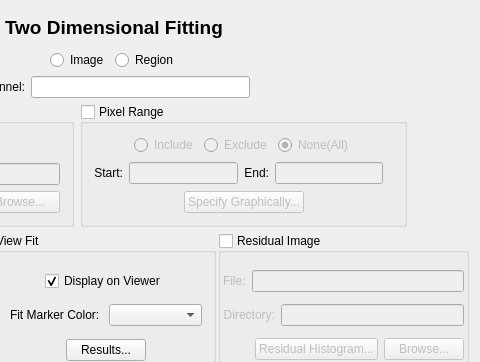
Before: the Qt Designer form code/display/Fit/Fit2DTool.ui in radio-astro/casa, drawn with Qt 5; both pictures show x 253 to 733 and y 0 to 362 of the 733 by 538 pixel window.
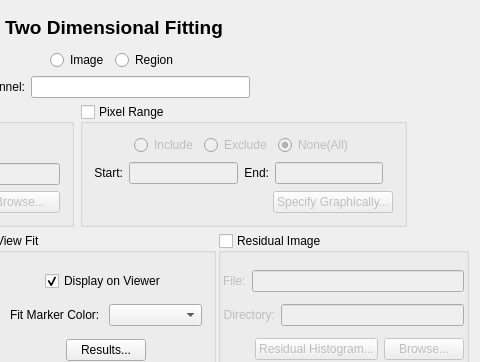
After: the same form once the commit is applied.

Commit message: New Development: No             JIRA Issue: CAS-7537         Ready for Test: Yes      Interface Changes: Yes What Interface Changed: Added method to set variable title.          Test Programs: List test programs   Put in Release Notes: No              Module(s): Viewer/Fitter            Description: Minor UI changes to fitting.

Diff of the .ui file:
```diff
--- a/code/display/Fit/Fit2DTool.ui
+++ b/code/display/Fit/Fit2DTool.ui
@@ -434,19 +434,6 @@
             </property>
            </widget>
           </item>
-          <item>
-           <spacer name="horizontalSpacer_11">
-            <property name="orientation">
-             <enum>Qt::Horizontal</enum>
-            </property>
-            <property name="sizeHint" stdset="0">
-             <size>
-              <width>40</width>
-              <height>20</height>
-             </size>
-            </property>
-           </spacer>
-          </item>
          </layout>
         </item>
        </layout>
```
The commit also changes 4 other files.
